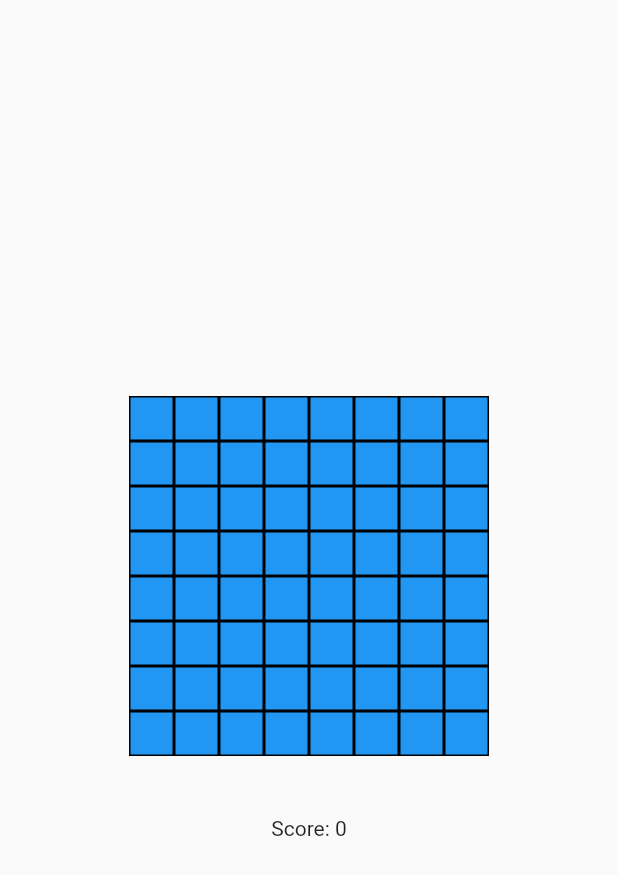
After one commit to GabrielDeml/minesweeper, a Flutter app: the screen it shows after launch, after a tap on "Start", on a phone screen of 412 x 824 dp. The commit adds this screen. Shown: the top 875 px of the screen. Run offline on Flutter 3.47's test engine with Material 2 defaults, Android fonts, the phone set to English and light mode, and no system bars.

Commit message:
Cleaned up a lot

```diff
--- /dev/null
+++ b/lib/Screens/GameScreen.dart
@@ -0,0 +1,33 @@
+import 'package:flutter/material.dart';
+import 'package:provider/provider.dart';
+
+import '../Widgets/CubeGridWidget.dart';
+import '../Providers/GridProvider.dart';
+
+class GameScreen extends StatelessWidget {
+  const GameScreen({Key? key}) : super(key: key);
+
+  @override
+  Widget build(BuildContext context) {
+    return Consumer<GridProvider>(builder: (context, gridProvider, child) {
+      return Column(
+          mainAxisAlignment: MainAxisAlignment.center,
+          crossAxisAlignment: CrossAxisAlignment.center,
+          children: [
+            CubeGrid(cells: gridProvider.boardState),
+            const SizedBox(height: 20),
+            (gridProvider.gameOver)
+                ? ElevatedButton(
+                    onPressed: () {
+                      gridProvider.reset();
+                    },
+                    child: const Text('Reset'),
+                  )
+                : const SizedBox(height: 0),
+            const SizedBox(height: 20),
+            Text('Score: ${gridProvider.getScore()}'),
+          ],
+      );
+    });
+  }
+}
--- /dev/null
+++ b/lib/Screens/StartScreen.dart
@@ -0,0 +1,107 @@
+import 'package:flutter/material.dart';
+import 'package:provider/provider.dart';
+
+import '../Providers/GridProvider.dart';
+
+class StartScreen extends StatefulWidget {
+  const StartScreen({super.key});
+
+  @override
+  _StartScreenState createState() => _StartScreenState();
+}
+
+class _StartScreenState extends State<StartScreen> {
+  double _widthValue = 8;
+  double _heightValue = 8;
+  double _funValue = 0.7;
+
+  @override
+  Widget build(BuildContext context) {
+    return Column(
+      children: [
+        Padding(
+          padding: const EdgeInsets.all(8.0),
+          child: Row(
+            children: [
+              Expanded(
+                child: Text(
+                  'Width: ${_widthValue.round()}',
+                  textAlign: TextAlign.center,
+                ),
+              ),
+              Expanded(
+                child: Text(
+                  'Height: ${_heightValue.round()}',
+                  textAlign: TextAlign.center,
+                ),
+              ),
+              Expanded(
+                child: Text(
+                  'Fun: ${_funValue.toStringAsFixed(1)}',
+                  textAlign: TextAlign.center,
+                ),
+              ),
+            ],
+          ),
+        ),
+        Padding(
+          padding: const EdgeInsets.all(8.0),
+          child: Slider(
+            value: _widthValue,
+            min: 0,
+            max: 15,
+            onChanged: (value) {
+              setState(() {
+                _widthValue = value;
+              });
+            },
+            divisions: 15,
+            label: 'Width: ${_widthValue.round()}',
+          ),
+        ),
+        Padding(
+          padding: const EdgeInsets.all(8.0),
+          child: Slider(
+            value: _heightValue,
+            min: 0,
+            max: 15,
+            onChanged: (value) {
+              setState(() {
+                _heightValue = value;
+              });
+            },
+            divisions: 15,
+            label: 'Height: ${_heightValue.round()}',
+          ),
+        ),
+        Padding(
+          padding: const EdgeInsets.all(8.0),
+          child: Slider(
+            value: _funValue,
+            min: 0,
+            max: 1,
+            onChanged: (value) {
+              setState(() {
+                _funValue = value;
+              });
+            },
+            label: 'Fun: ${_funValue.toStringAsFixed(1)}',
+          ),
+        ),
+        Padding(
+          padding: const EdgeInsets.all(8.0),
+          child: ElevatedButton(
+            onPressed: () {
+              context.read<GridProvider>().buildGrid(
+                    _widthValue.round(),
+                    _heightValue.round(),
+                    _funValue,
+                  );
+            },
+            child: const Text('Start'),
+          ),
+        ),
+      ],
+    );
+  }
+}
--- a/lib/CubeGrid.dart
+++ b/lib/Widgets/CubeGridWidget.dart
@@ -1,6 +1,7 @@
 import 'package:flutter/material.dart';
-import 'cell.dart';
-import 'cell_widget.dart';
+
+import '../util/Cell.dart';
+import 'CellWidget.dart';
 
 class CubeGrid extends StatelessWidget {
   final List<List<Cell>> cells;
@@ -11,7 +12,6 @@ class CubeGrid extends StatelessWidget {
     required this.cells,
     this.sizeOfText = 30,
   });
-
 
   @override
   Widget build(BuildContext context) {
```
Also changed, not shown: lib/Providers/GridProvider.dart (renamed from lib/BoardState.dart, +17 -8 lines), lib/Widgets/CellWidget.dart (renamed from lib/cell_widget.dart, +4 -3 lines), lib/main.dart (+5 -126 lines), lib/util/Cell.dart (renamed from lib/cell.dart).
